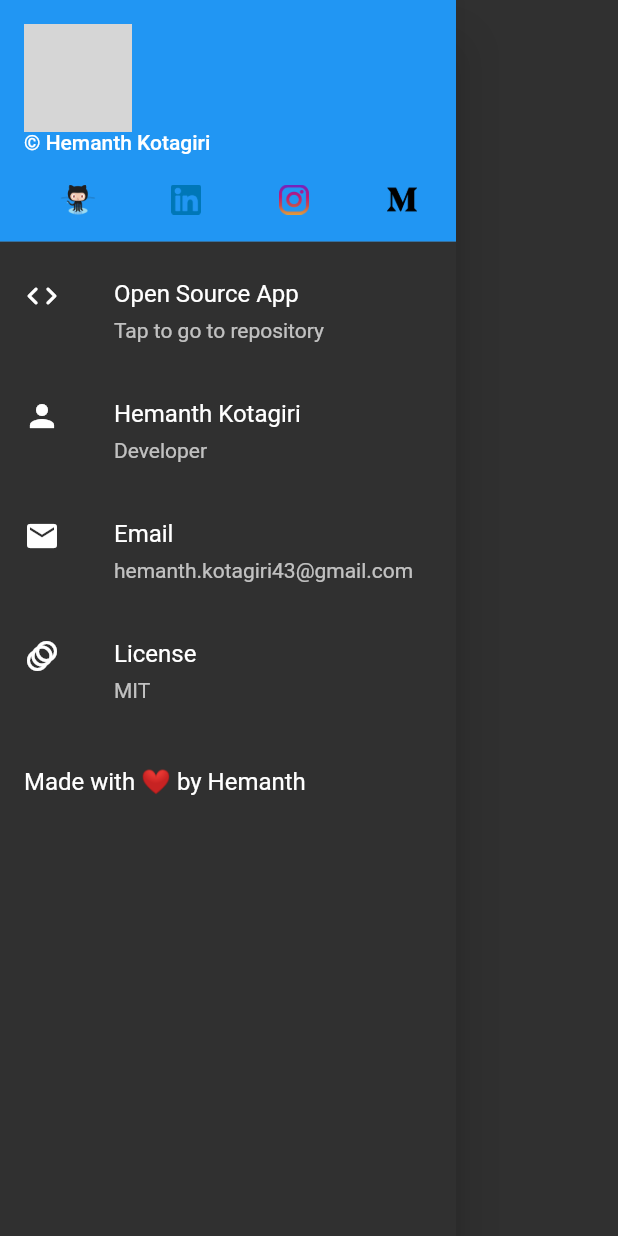
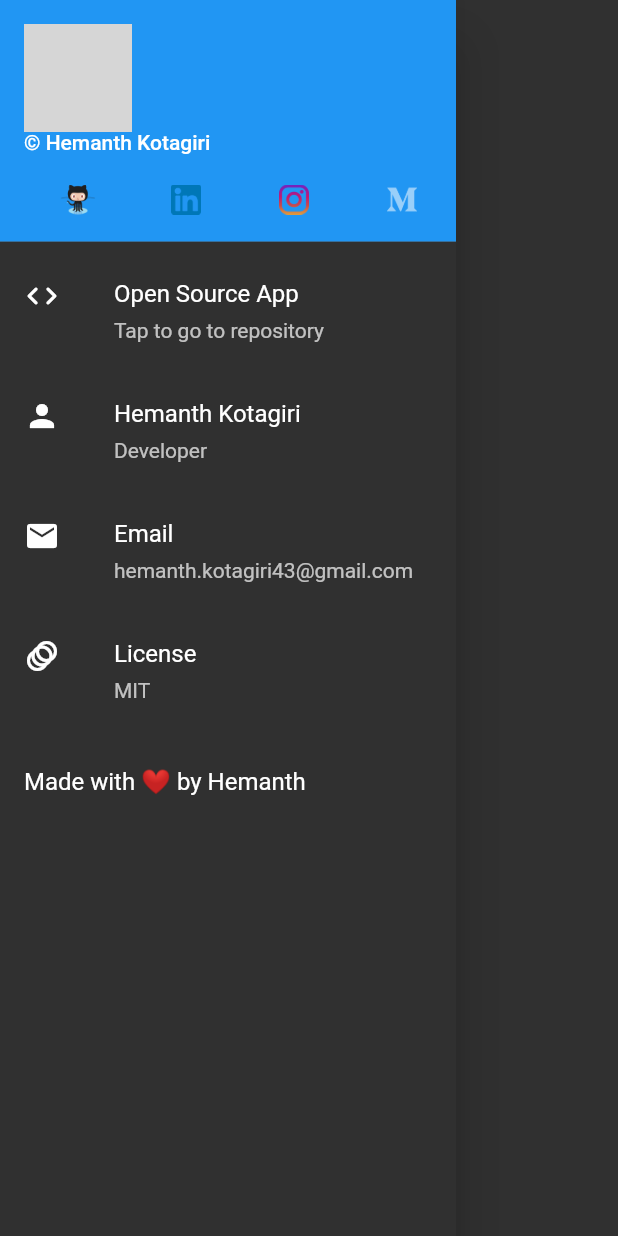
Before and after one commit to hemanth-kotagiri/sgpa-calculator, a Flutter app: the NavBar widget shown alone on an empty page, opened directly, on a phone screen of 412 x 824 dp. Run offline on Flutter 3.47's test engine with Material 2 defaults, Android fonts, the phone set to English and light mode, and no system bars; network calls fail; grey boxes are pictures that could not be loaded.

Commit message:
Update icon sizes

```diff
--- a/lib/Widgets/NavBar.dart
+++ b/lib/Widgets/NavBar.dart
@@ -22,25 +22,37 @@ class NavBar extends StatelessWidget {
             accountEmail: Row(
               children: [
                 TextButton(
-                  child: Image.asset("assets/images/Octocat.png"),
+                  child: Image.asset(
+                    "assets/images/Octocat.png",
+                  ),
                   onPressed: () {
                     _launchURL("https://github.com/hemanth-kotagiri");
                   },
                 ),
                 TextButton(
-                  child: Image.asset("assets/images/linkedin.png"),
+                  child: Image.asset(
+                    "assets/images/linkedin.png",
+                    width: 20,
+                  ),
                   onPressed: () {
                     _launchURL("https://www.linkedin.com/in/hemanth-kotagiri/");
                   },
                 ),
                 TextButton(
-                  child: Image.asset("assets/images/instagram.png"),
+                  child: Image.asset(
+                    "assets/images/instagram.png",
+                    width: 20,
+                  ),
                   onPressed: () {
                     _launchURL("https://www.instagram.com/hemanth_43/");
                   },
                 ),
                 TextButton(
-                  child: Image.asset("assets/images/medium.png"),
+                  child: Image.asset(
+                    "assets/images/medium.png",
+                    width: 20,
+                    color: Colors.white54,
+                  ),
                   onPressed: () {
                     _launchURL("https://medium.com/@hemanth-kotagiri43");
                   },
```
